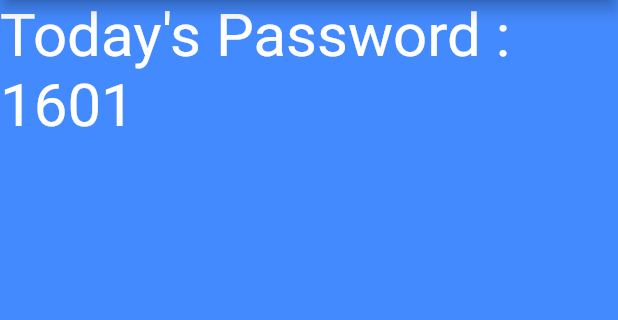
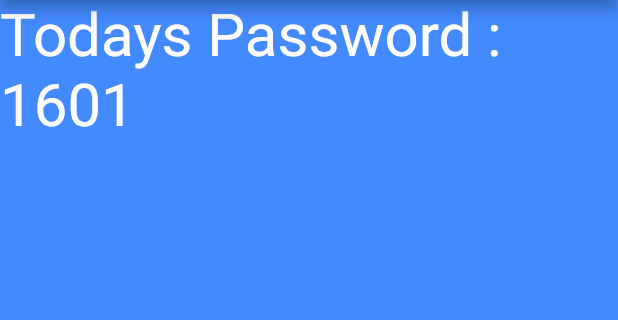
Before and after one commit to RajdeepThakare/Noritsu-Password-Generator, a Flutter app: the screen it shows after launch, on a phone screen of 412 x 824 dp, the part 84-404 px from its top. Run offline on Flutter 3.47's test engine with Material 2 defaults, Android fonts, the phone set to English and light mode, and no system bars.

Commit message:
test commit

```diff
--- a/lib/home.dart
+++ b/lib/home.dart
@@ -10,7 +10,7 @@ class FirstScreen extends StatelessWidget {
         child: Column(
           children: <Widget>[
             Text(
-              "Today's Password : ${divStuff()}",
+              "Todays Password : ${divStuff()}",
               style: TextStyle(color: Colors.white, fontSize: 40.0),
             ),
           ],
```
